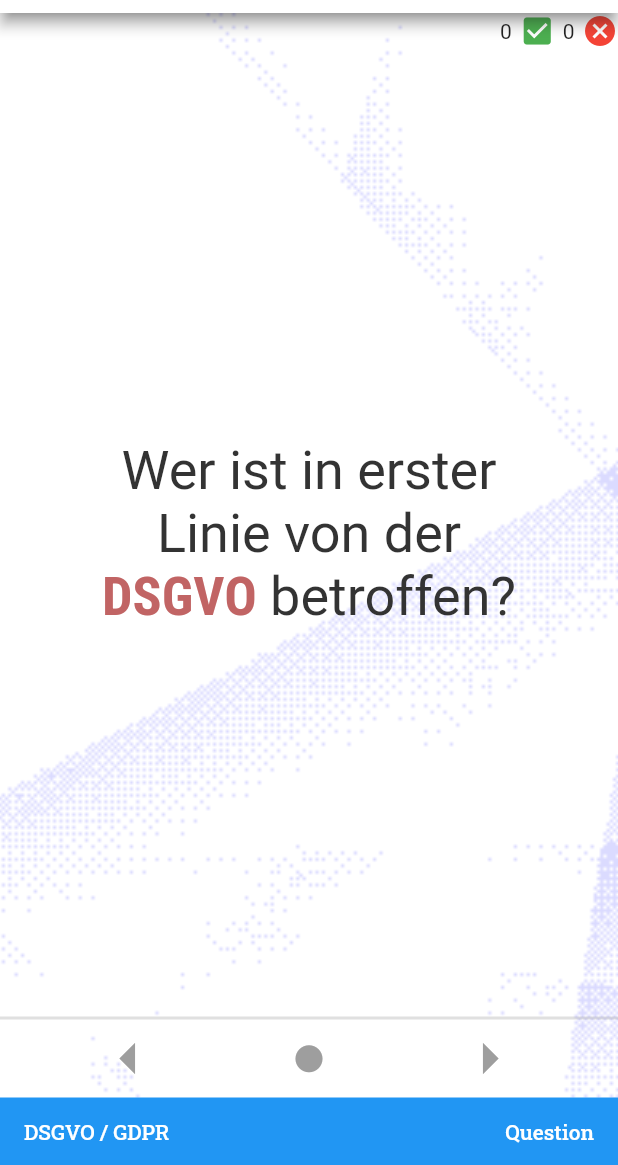
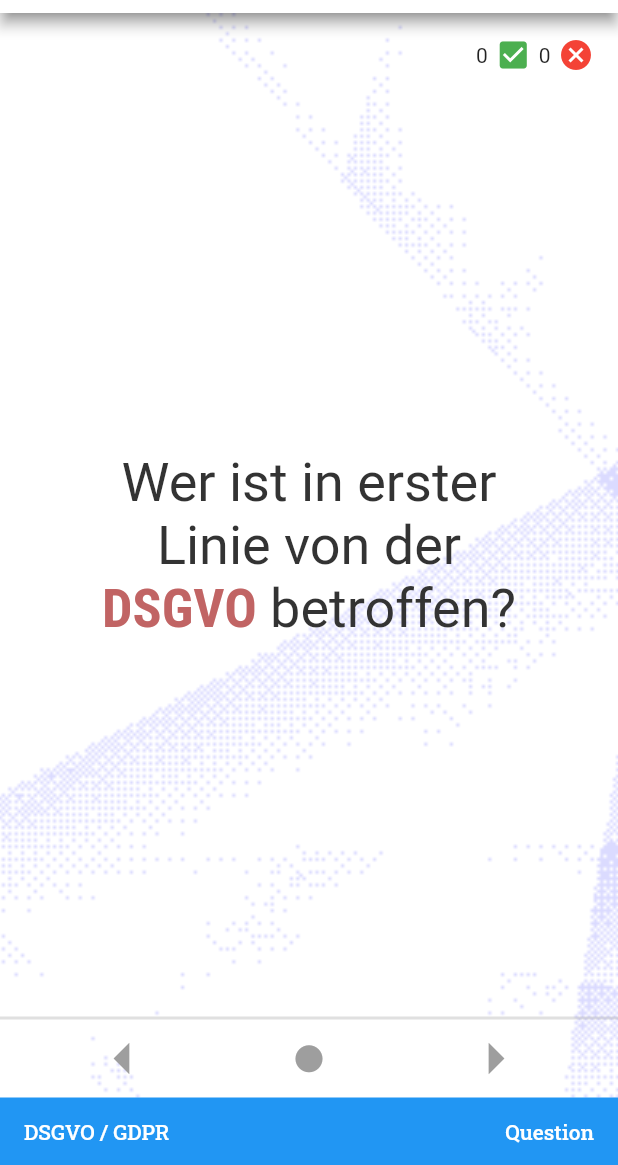
Before and after one commit to iwilfried/Flutter-Flashcards-Portrait, a Flutter app: the screen it shows after launch, after a tap on the "arrow forward" icon, after a tap on "Start Studying", after a tap on the "arrow right" icon, on a phone screen of 412 x 824 dp, the part 71-1236 px from its top. Run offline on Flutter 3.47's test engine with Material 2 defaults, Android fonts, the phone set to English and light mode, and no system bars; drawn by our look-alikes of flip_card, styled_text; our stand-ins replace auto_size_text, equatable, flutter_riverpod, google_fonts, shared_preferences; missing offline and left inert: splash_screen_view.

Commit message:
minor fixes

```diff
--- a/lib/screens/categories_screen.dart
+++ b/lib/screens/categories_screen.dart
@@ -113,16 +113,21 @@ class _CategoriesScreenState extends ConsumerState<CategoriesScreen> {
                       ),
                       ElevatedButton(
                         style: ElevatedButton.styleFrom(
-                          primary: const Color(0xffF16623),
+                          primary: Colors.blue,
                           shape: RoundedRectangleBorder(
-                              borderRadius: BorderRadius.circular(1.0)),
-                          padding: const EdgeInsets.all(10.0),
+                              borderRadius: BorderRadius.circular(20.0)),
+                          padding: const EdgeInsets.symmetric(
+                              horizontal: 10.0, vertical: 5),
                         ),
                         onPressed: () => ref
                             .read(categoriesStateManagerProvider.notifier)
                             .resetAnswers(categories[index].categoryName),
-                        child: Text(
-                          'Reset Answers',
+                        child: Row(
+                          children: [
+                            const Icon(Icons.settings_backup_restore_outlined),
+                            const SizedBox(width: 5),
+                            Text(
+                              'Reset',
                               style: GoogleFonts.robotoSlab(
                                 textStyle: const TextStyle(
                                   color: Colors.white,
@@ -130,6 +135,8 @@ class _CategoriesScreenState extends ConsumerState<CategoriesScreen> {
                                   fontSize: 14,
                                 ),
                               ),
+                            ),
+                          ],
                         ),
                       ),
                     ],
--- a/lib/screens/slides_screen.dart
+++ b/lib/screens/slides_screen.dart
@@ -71,7 +71,7 @@ class _MainScreenState extends ConsumerState<SlidesScreen> {
   }
 
   void nextPage() {
-    if (page < list.length) {
+    if (page < list.length - 1) {
       pageControllerH.nextPage(
           duration: const Duration(milliseconds: 3),
           curve: Curves.fastOutSlowIn);
@@ -235,7 +235,9 @@ class _MainScreenState extends ConsumerState<SlidesScreen> {
                 fit: BoxFit.cover)),
         child: Column(
           children: [
-            Row(
+            Padding(
+              padding: const EdgeInsets.only(top: 16.0, right: 16.0),
+              child: Row(
                 mainAxisAlignment: MainAxisAlignment.end,
                 children: [
                   Padding(
@@ -255,6 +257,7 @@ class _MainScreenState extends ConsumerState<SlidesScreen> {
                     color: Colors.red,
                   ),
                 ],
+              ),
             ),
             Expanded(
               child: PageView(
@@ -357,11 +360,13 @@ class _MainScreenState extends ConsumerState<SlidesScreen> {
                   borderRadius: BorderRadius.all(Radius.circular(5))),
               padding: const EdgeInsets.symmetric(horizontal: 20, vertical: 1),
               child: Row(
-                mainAxisAlignment: MainAxisAlignment.spaceAround,
                 crossAxisAlignment: CrossAxisAlignment.center,
                 mainAxisSize: MainAxisSize.min,
                 children: [
-                  IconButton(
+                  Expanded(
+                    child: page == 0
+                        ? const SizedBox()
+                        : IconButton(
                             padding: EdgeInsets.zero,
                             constraints: const BoxConstraints(),
                             icon: const Icon(
@@ -373,7 +378,9 @@ class _MainScreenState extends ConsumerState<SlidesScreen> {
                               previousPage();
                             },
                           ),
-                  IconButton(
+                  ),
+                  Expanded(
+                    child: IconButton(
                       padding: EdgeInsets.zero,
                       constraints: const BoxConstraints(),
                       icon: const Icon(
@@ -385,7 +392,11 @@ class _MainScreenState extends ConsumerState<SlidesScreen> {
                         _controllers[page].toggleCard();
                       },
                     ),
-                  IconButton(
+                  ),
+                  Expanded(
+                    child: page == list.length - 1
+                        ? const SizedBox()
+                        : IconButton(
                             padding: EdgeInsets.zero,
                             constraints: const BoxConstraints(),
                             icon: const Icon(
@@ -396,6 +407,7 @@ class _MainScreenState extends ConsumerState<SlidesScreen> {
                             onPressed: () {
                               nextPage();
                             },
+                          ),
                   ),
                 ],
               ),
```
Lines whose indentation alone changed are shown as unchanged.
